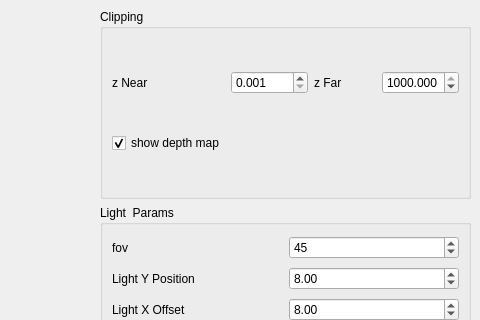
First picture: the form in PCFShadows/ui/MainWindow.ui, repository NCCA/FBODemos, before the edit; both pictures show x 434 to 914 and y 0 to 320 of the 914 by 637 pixel window.
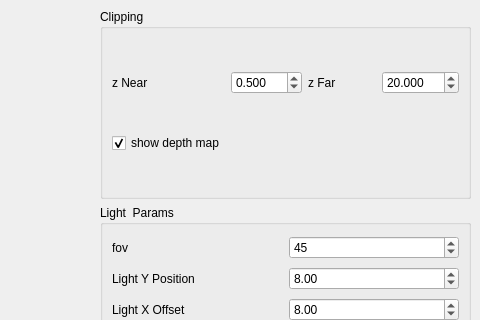
Second picture: the form after the edit.

```diff
--- a/PCFShadows/ui/MainWindow.ui
+++ b/PCFShadows/ui/MainWindow.ui
@@ -34,16 +34,16 @@
           <number>3</number>
          </property>
          <property name="minimum">
-          <double>0.001000000000000</double>
+          <double>0.100000000000000</double>
          </property>
          <property name="maximum">
-          <double>1000.000000000000000</double>
+          <double>200.000000000000000</double>
          </property>
          <property name="singleStep">
           <double>0.001000000000000</double>
          </property>
          <property name="value">
-          <double>0.001000000000000</double>
+          <double>0.500000000000000</double>
          </property>
         </widget>
        </item>
@@ -53,7 +53,7 @@
           <number>3</number>
          </property>
          <property name="minimum">
-          <double>0.001000000000000</double>
+          <double>2.000000000000000</double>
          </property>
          <property name="maximum">
           <double>1000.000000000000000</double>
@@ -62,7 +62,7 @@
           <double>0.001000000000000</double>
          </property>
          <property name="value">
-          <double>1000.000000000000000</double>
+          <double>20.000000000000000</double>
          </property>
         </widget>
        </item>
```
